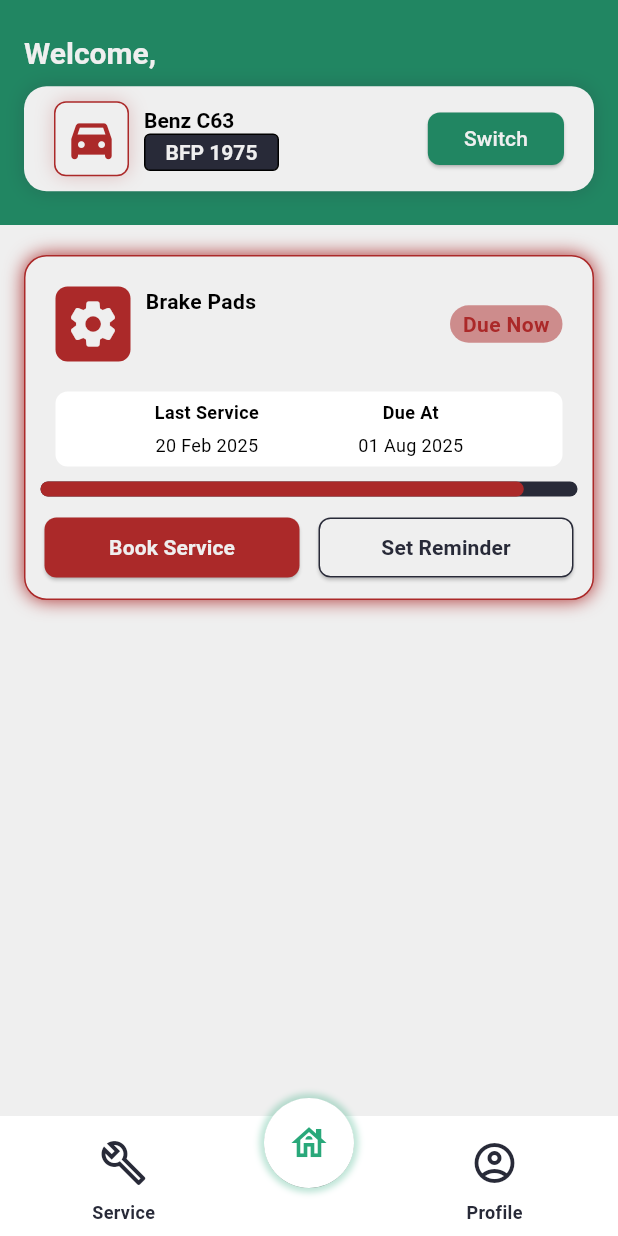
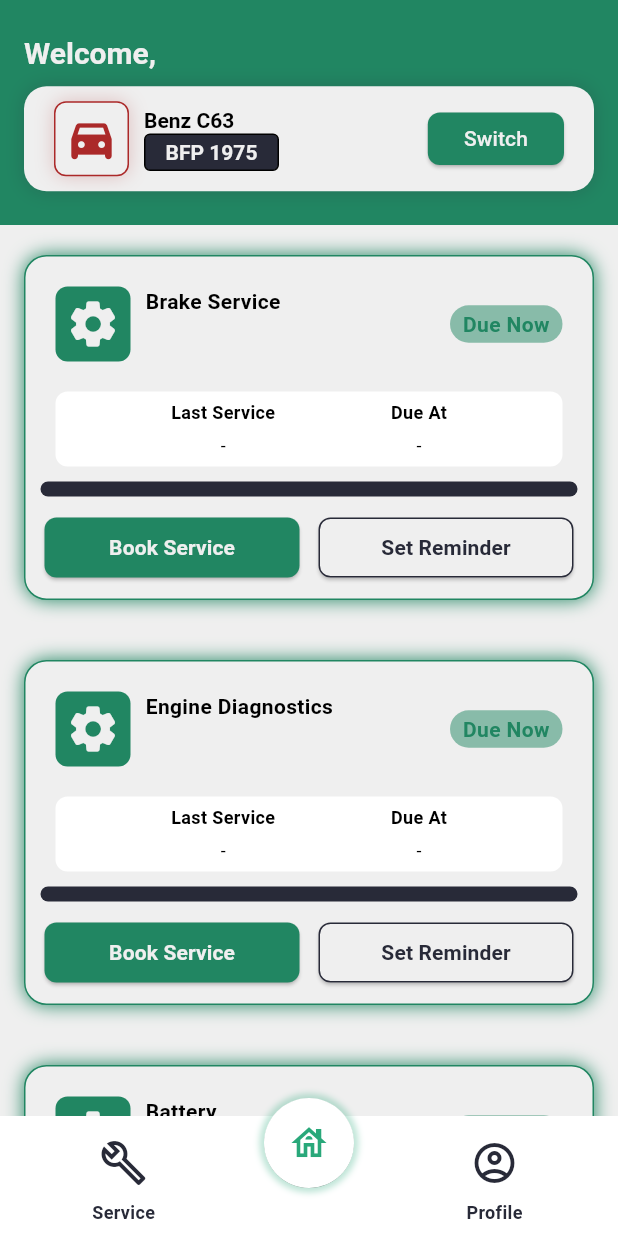
Before and after one commit to Bananacjc/mobile_app_assignment, a Flutter app: the screen it shows once a user with an empty profile is signed in, on a phone screen of 412 x 824 dp. Run offline on Flutter 3.47's test engine with Material 3 defaults, Android fonts, the phone set to English and light mode, and no system bars; our stand-ins replace cloud_firestore, dio, firebase_auth, firebase_core, flutter_dotenv, google_fonts and 3 more; missing offline and left inert: bcrypt, flutter_stripe; accounts and stored records are empty; generated files the repository leaves out were written again; network calls fail.

Commit message:
updated home page

```diff
--- a/lib/services/reminder_service.dart
+++ b/lib/services/reminder_service.dart
@@ -58,4 +58,17 @@ class ReminderService {
     }
     return false;
   }
+
+  Future<Reminder?> getReminder(String userId, String type) async {
+    try{
+      final reminder = await _remindersCollection
+          .where('userId', isEqualTo: userId)
+          .where('type', isEqualTo: type)
+          .limit(1).get();
+      return reminder.docs[0].data();
+    } catch (e) {
+      print("Error deleting reminder: $e");
+    }
+    return null;
+  }
 }
--- a/lib/view/home_view.dart
+++ b/lib/view/home_view.dart
@@ -1,6 +1,13 @@
+import 'package:intl/intl.dart';
+
 import 'package:flutter/material.dart';
 import 'package:flutter/rendering.dart';
+import 'package:mobile_app_assignment/provider/navigation_provider.dart';
+import 'package:mobile_app_assignment/services/reminder_service.dart';
+import 'package:mobile_app_assignment/services/service_service.dart';
 import 'package:mobile_app_assignment/services/vehicle_service.dart';
+import 'package:mobile_app_assignment/view/book_service_view.dart';
+import 'package:provider/provider.dart';
 
 import '../core/theme/app_colors.dart';
 import '../widgets/navbar_widget.dart';
@@ -14,17 +21,289 @@ class HomeView extends StatefulWidget {
 
 class _HomeViewState extends State<HomeView> {
   final VehicleService vs = VehicleService();
-  final String userId = GlobalUser.user?.uid ?? "7K3cULYkj8PPQCjDrxv6drIel3b2"; // delete default and !
-
+  final ServiceService ss = ServiceService();
+  final ReminderService rs = ReminderService();
+  final String userId = GlobalUser.user!.uid;
+  List<Widget> reminderLayout = [];
+  List<String> serviceCategory = [
+    "Brake Service",
+    "Engine Diagnostics",
+    "Battery Replacement",
+    "Air Conditioning Service",
+    "Tire Replacement",
+    "Suspension Inspection",
+    "Transmission Service",
+    "Radiator & Cooling System",
+    "Power Steering Service",
+    "Wiper Replacement",
+    "Headlight/Taillight Replacement"
+  ];
   void loadData() async {
     final vehicles = await vs.getAllVehicle(userId);
+
   }
 
   @override
   void initState() {
     super.initState();
+    loadReminders();
   }
 
+  Future<void> loadReminders() async {
+    final results = await Future.wait(serviceCategory.map(serviceReminder));
+    print(results.length);
+    setState(() {
+      reminderLayout = results;
+    });
+  }
+
+  double calculateDateProgress(DateTime startDate, DateTime endDate) {
+    final now = DateTime.now();
+
+    if (now.isBefore(startDate)) return 0.0; // not started yet
+    if (now.isAfter(endDate)) return 100.0;  // already finished
+
+    final totalDuration = endDate.difference(startDate).inMilliseconds;
+    final elapsed = now.difference(startDate).inMilliseconds;
+
+    final percentage = (elapsed / totalDuration) * 100;
+    return percentage;
+  }
+
+  Future<Widget> serviceReminder(String category) async {
+    String lastServiceDisplay = "-";
+    String dueAtDisplay = "-";
+    double progressDisplay = 0;
+    Color colorDisplay = AppColor.primaryGreen;
+    final lastService = await ss.getSelectedCompletedServices(userId, category);
+    if(lastService != null){
+      lastServiceDisplay = DateFormat('dd MMM yyyy').format(lastService.appointmentDate!);
+      final reminder = await rs.getReminder(userId, category);
+      if(reminder != null && reminder.reminderDate != null){
+        dueAtDisplay = DateFormat('dd MMM yyyy').format(reminder.reminderDate!);
+        progressDisplay = calculateDateProgress(lastService.appointmentDate!, reminder.reminderDate!);
+      }
+    }
+    if(progressDisplay >= 75){
+      colorDisplay = AppColor.wineRed;
+    }else if(progressDisplay >= 50){
+      colorDisplay = Colors.deepOrangeAccent;
+    }else if(progressDisplay > 0){
+      colorDisplay = AppColor.primaryGreen;
+    }
+
+    final navigationProvider = Provider.of<NavigationProvider>(
+      context,
+      listen: false,
+    );
+
+    return Padding(
+      padding: EdgeInsets.symmetric(vertical: 20),
+      child: Center(
+        child: Container(
+          decoration: BoxDecoration(
+            border: Border.all(color: colorDisplay),
+            color: AppColor.softWhite,
+            borderRadius: BorderRadius.circular(15),
+            boxShadow: [
+              BoxShadow(
+                color: colorDisplay,
+                blurRadius: 10,
+                offset: const Offset(0, 0),
+              ),
+            ],
+          ),
+          width: 380,
+          height: 230,
+          child: Column(
+            children: [
+              Padding(
+                padding: EdgeInsets.all(20),
+                child: Row(
+                  mainAxisAlignment: MainAxisAlignment.spaceBetween,
+                  children: [
+                    Row(
+                      crossAxisAlignment: CrossAxisAlignment.start,
+                      children: [
+                        Container(
+                          decoration: BoxDecoration(
+                            color: colorDisplay,
+                            borderRadius: BorderRadius.circular(8),
+                          ),
+                          width: 50,
+                          height: 50,
+                          child: Icon(
+                            Icons.settings_rounded,
+                            size: 36,
+                            color: AppColor.softWhite,
+                          ),
+                        ),
+                        Padding(
+                          padding: EdgeInsets.only(left: 10),
+                          child: Container(
+                            alignment: Alignment.centerLeft,
+                            width: 130,
+                            child: Text(category, style: TextStyle(fontWeight: FontWeight.bold)),
+                          ),
+                        ),
+                      ],
+                    ),
+                    Container(
+                      decoration: BoxDecoration(
+                        color: colorDisplay.withAlpha(127),
+                        borderRadius: BorderRadius.circular(15),
+                      ),
+                      width: 75,
+                      height: 25,
+                      child: Center(
+                        child: Text(
+                          "Due Now",
+                          style: TextStyle(
+                              color: colorDisplay,
+                              fontWeight: FontWeight.bold
+                          ),
+
+                        ),
+                      ),
+                    ),
+                  ],
+                ),
+              ),
+              Padding(
+                padding: EdgeInsets.only(left: 20, right: 20),
+                child: Container(
+                  decoration: BoxDecoration(
+                    color: Colors.white,
+                    borderRadius: BorderRadius.circular(8),
+                  ),
+                  width: 360,
+                  height: 50,
+                  child: Row(
+                    mainAxisAlignment: MainAxisAlignment.spaceEvenly,
+                    children: [
+                      Column(
+                        children: [
+                          Padding(
+                            padding: EdgeInsets.only(top: 5),
+                            child: Text(
+                              "Last Service",
+                              style: TextStyle(
+                                fontWeight: FontWeight.bold,
+                                fontSize: 12,
+                              ),
+                            ),
+                          ),
+                          Padding(
+                            padding: EdgeInsets.only(top: 5),
+                            child: Text(
+                              lastServiceDisplay,
+                              style: TextStyle(fontSize: 12),
+                            ),
+                          ),
+                        ],
+                      ),
+                      Column(
+                        children: [
+                          Padding(
+                            padding: EdgeInsets.only(top: 5),
+                            child: Text(
+                              "Due At",
+                              style: TextStyle(
+                                fontWeight: FontWeight.bold,
+                                fontSize: 12,
+                              ),
+                            ),
+                          ),
+                          Padding(
+                            padding: EdgeInsets.only(top: 5),
+                            child: Text(
+                              dueAtDisplay,
+                              style: TextStyle(fontSize: 12),
+                            ),
+                          ),
+                        ],
+                      ),
+                    ],
+                  ),
+                ),
+              ),
+              Padding(
+                padding: EdgeInsets.all(10),
+                child: LinearProgressIndicator(
+                  value: progressDisplay,
+                  backgroundColor: AppColor.darkCharcoal,
+                  valueColor: AlwaysStoppedAnimation<Color>(
+                    colorDisplay,
+                  ),
+                  borderRadius: BorderRadius.circular(8),
+                  minHeight: 10,
+                ),
+              ),
+              Row(
+                mainAxisAlignment: MainAxisAlignment.spaceEvenly,
+                children: [
+                  ElevatedButton(
+                    onPressed: () async {
+                      navigationProvider.showFullPageContent(
+                        BookServiceView(),
+                      );
+                    },
+                    style: ElevatedButton.styleFrom(
+                      backgroundColor: colorDisplay,
+                      shape: RoundedRectangleBorder(
+                        borderRadius: BorderRadius.circular(8),
+                      ),
+                      // fixedSize: const Size(160,40),
+                      minimumSize: Size(170, 40),
+                    ),
+                    child: Text(
+                      "Book Service",
+                      style: TextStyle(
+                        color: AppColor.softWhite,
+                        fontWeight: FontWeight.bold,
+                      ),
+                    ),
+                  ),
+                  ElevatedButton(
+                    onPressed: () {
+                      showModalBottomSheet(
+                        context: context,
+                        shape: RoundedRectangleBorder(
+                          borderRadius: BorderRadius.vertical(top: Radius.circular(20)),
+                        ),
+                        builder: (context) {
+                          return Container(
+                            padding: EdgeInsets.all(20),
+                            height: 500,
+                            child: Center(child: Text("This is a bottom sheet overlay")),
+                          );
+                        },
+                      );
+                    },
+                    style: ElevatedButton.styleFrom(
+                      backgroundColor: AppColor.softWhite,
+                      shape: RoundedRectangleBorder(
+                        borderRadius: BorderRadius.circular(8),
+                        side: BorderSide(color: AppColor.darkCharcoal),
+                      ),
+                      minimumSize: Size(170, 40),
+                    ),
+                    child: Text(
+                      "Set Reminder",
+                      style: TextStyle(
+                        color: AppColor.darkCharcoal,
+                        fontWeight: FontWeight.bold,
+                      ),
+                    ),
+                  ),
+                ],
+              ),
+            ],
+          ),
+        ),
+      ),
+    );
+  }
   @override
   Widget build(BuildContext context) {
     Size size = MediaQuery.of(context).size;
@@ -170,236 +449,9 @@ class _HomeViewState extends State<HomeView> {
       ),
       body: SingleChildScrollView(
         child: Column(
-          children: [
-            Padding(
-              padding: EdgeInsets.symmetric(vertical: 20),
-              child: Center(
-                child: Container(
-                  decoration: BoxDecoration(
-                    border: Border.all(color: AppColor.wineRed),
-                    color: AppColor.softWhite,
-                    borderRadius: BorderRadius.circular(15),
-                    boxShadow: [
-                      BoxShadow(
-                        color: AppColor.wineRed,
-                        blurRadius: 10,
-                        offset: const Offset(0, 0),
-                      ),
-                    ],
-                  ),
-                  width: 380,
-                  height: 230,
-                  child: Column(
-                    children: [
-                      Padding(
-                        padding: EdgeInsets.all(20),
-                        child: Row(
-                          mainAxisAlignment: MainAxisAlignment.spaceBetween,
-                          children: [
-                            Row(
-                              crossAxisAlignment: CrossAxisAlignment.start,
-                              children: [
-                                Container(
-                                  decoration: BoxDecoration(
-                                    color: AppColor.wineRed,
-                                    borderRadius: BorderRadius.circular(8),
-                                  ),
-                                  width: 50,
-                                  height: 50,
-                                  child: Icon(
-                                    Icons.settings_rounded,
-                                    size: 36,
-                                    color: AppColor.softWhite,
-                                  ),
-                                ),
-                                Padding(
-                                  padding: EdgeInsets.only(left: 10),
-                                  child: Text(
-                                    "Brake Pads",
-                                    style: TextStyle(
-                                      fontWeight: FontWeight.bold,
-                                    ),
-                                  ),
-                                ),
-                              ],
-                            ),
-                            Container(
-                              decoration: BoxDecoration(
-                                color: AppColor.wineRed.withAlpha(127),
-                                borderRadius: BorderRadius.circular(15),
-                              ),
-                              width: 75,
-                              height: 25,
-                              child: Center(
-                                child: Text(
-                                  "Due Now",
-                                  style: TextStyle(
-                                    color: AppColor.wineRed,
-                                    fontWeight: FontWeight.bold
-                                  ),
-
-                                ),
-                              ),
-                            ),
-                          ],
-                        ),
-                      ),
-                      Padding(
-                        padding: EdgeInsets.only(left: 20, right: 20),
-                        child: Container(
-                          decoration: BoxDecoration(
-                            color: Colors.white,
-                            borderRadius: BorderRadius.circular(8),
-                          ),
-                          width: 360,
-                          height: 50,
-                          child: Row(
-                            mainAxisAlignment: MainAxisAlignment.spaceEvenly,
-                            children: [
-                              Column(
-                                children: [
-                                  Padding(
-                                    padding: EdgeInsets.only(top: 5),
-                                    child: Text(
-                                      "Last Service",
-                                      style: TextStyle(
-                                        fontWeight: FontWeight.bold,
-                                        fontSize: 12,
-                                      ),
-                                    ),
-                                  ),
-                                  Padding(
-                                    padding: EdgeInsets.only(top: 5),
-                                    child: Text(
-                                      "20 Feb 2025",
-                                      style: TextStyle(fontSize: 12),
-                                    ),
-                                  ),
-                                ],
-                              ),
-                              Column(
-                                children: [
-                                  Padding(
-                                    padding: EdgeInsets.only(top: 5),
-                                    child: Text(
-                                      "Due At",
-                                      style: TextStyle(
-                                        fontWeight: FontWeight.bold,
-                                        fontSize: 12,
-                                      ),
-                                    ),
-                                  ),
-                                  Padding(
-                                    padding: EdgeInsets.only(top: 5),
-                                    child: Text(
-                                      "01 Aug 2025",
-                                      style: TextStyle(fontSize: 12),
-                                    ),
-                                  ),
-                                ],
-                              ),
-                            ],
-                          ),
-                        ),
-                      ),
-                      Padding(
-                        padding: EdgeInsets.all(10),
-                        child: LinearProgressIndicator(
-                          value: 0.9,
-                          backgroundColor: AppColor.darkCharcoal,
-                          valueColor: AlwaysStoppedAnimation<Color>(
-                            AppColor.wineRed,
-                          ),
-                          borderRadius: BorderRadius.circular(8),
-                          minHeight: 10,
-                        ),
-                      ),
-                      Row(
-                        mainAxisAlignment: MainAxisAlignment.spaceEvenly,
-                        children: [
-                          ElevatedButton(
-                            onPressed: () {},
-                            style: ElevatedButton.styleFrom(
-                              backgroundColor: AppColor.wineRed,
-                              shape: RoundedRectangleBorder(
-                                borderRadius: BorderRadius.circular(8),
-                              ),
-                              // fixedSize: const Size(160,40),
-                              minimumSize: Size(170, 40),
-                            ),
-                            child: Text(
-                              "Book Service",
-                              style: TextStyle(
-                                color: AppColor.softWhite,
-                                fontWeight: FontWeight.bold,
-                              ),
-                            ),
-                          ),
-                          ElevatedButton(
-                            onPressed: () {
-                              showModalBottomSheet(
-                                context: context,
-                                shape: RoundedRectangleBorder(
-                                  borderRadius: BorderRadius.vertical(top: Radius.circular(20)),
-                                ),
-                                builder: (context) {
-                                  return Container(
-                                    padding: EdgeInsets.all(20),
-                                    height: 500,
-                                    child: Center(child: Text("This is a bottom sheet overlay")),
-                                  );
-                                },
-                              );
-                            },
-                            style: ElevatedButton.styleFrom(
-                              backgroundColor: AppColor.softWhite,
-                              shape: RoundedRectangleBorder(
-                                borderRadius: BorderRadius.circular(8),
-                                side: BorderSide(color: AppColor.darkCharcoal),
-                              ),
-                              minimumSize: Size(170, 40),
-                            ),
-                            child: Text(
-                              "Set Reminder",
-                              style: TextStyle(
-                                color: AppColor.darkCharcoal,
-                                fontWeight: FontWeight.bold,
-                              ),
-                            ),
-                          ),
-                        ],
-                      ),
-                    ],
-                  ),
-                ),
-              ),
-            ),
-          ],
+          children: reminderLayout, // map here
         ),
       ),
     );
-    // return Center(
-    //   child: Column(
-    //       mainAxisAlignment: MainAxisAlignment.center,
-    //       children: [
-    //         Text(
-    //           "Welcome, ${GlobalUser.user?.email ?? 'Guest'}",
-    //           style: const TextStyle(
-    //             fontSize: 20,
-    //             fontWeight: FontWeight.bold,
-    //             color: AppColor.darkCharcoal,
-    //           ),
-    //         ),
-    //         const SizedBox(height: 16),
-    //         Text(
-    //           "UID: ${GlobalUser.user?.uid ?? 'N/A'}",
-    //           style: const TextStyle(
-    //             fontSize: 14,
-    //             color: AppColor.slateGray,
-    //           ),
-    //         ),
-    //       ],
-    //     ),
-    // );
   }
 }
--- a/lib/view/service_view.dart
+++ b/lib/view/service_view.dart
@@ -1,4 +1,5 @@
 import 'package:flutter/material.dart';
+import 'package:mobile_app_assignment/model/global_user.dart';
 import 'package:mobile_app_assignment/model/service.dart';
 import 'package:mobile_app_assignment/services/service_service.dart';
 import 'package:provider/provider.dart';
--- a/lib/widgets/service_item.dart
+++ b/lib/widgets/service_item.dart
@@ -199,7 +199,7 @@ class _ServiceItemState extends State<ServiceItem> {
                     ),
                     Container(
                       padding: EdgeInsets.only(left: 10),
-                      width: 100,
+                      width: 130,
                       child: Text(serviceTitle, style: TextStyle(fontWeight: FontWeight.bold)),
                     ),
                   ],
```
Also changed, not shown: lib/services/service_service.dart (+33 -8 lines).
